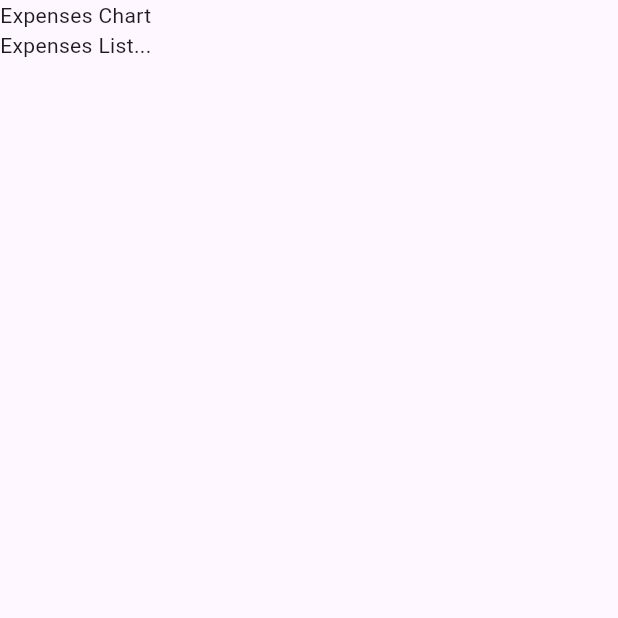
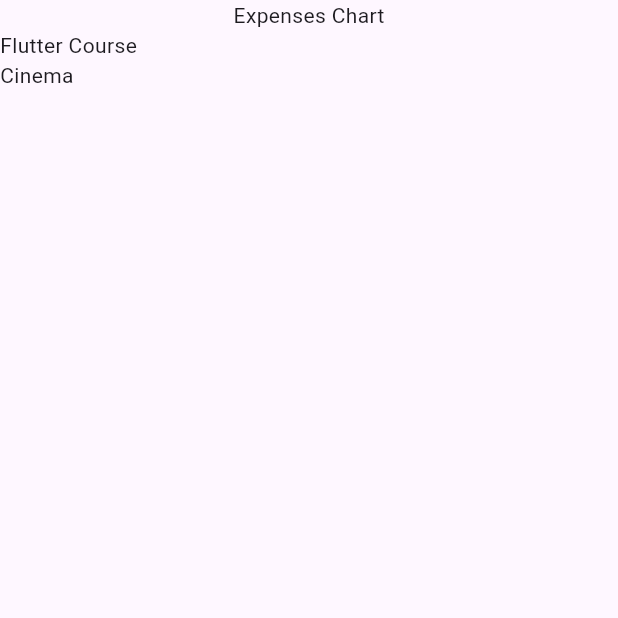
Before and after one commit to Md-Shoyab/Expense-tracker, a Flutter app: the screen it shows after launch, on a phone screen of 412 x 824 dp, the top half of it. Run offline on Flutter 3.47's test engine with Material 3 defaults, Android fonts, the phone set to English and light mode, and no system bars.

Commit message:
Added ExpensesList Class and Fixed Errors

```diff
--- a/lib/expenses.dart
+++ b/lib/expenses.dart
@@ -1,3 +1,4 @@
+import 'package:expense_trackers/expenses_list.dart';
 import 'package:expense_trackers/models/expense.dart';
 import 'package:flutter/material.dart';
 
@@ -25,12 +26,11 @@ class _ExpensesState extends State<Expenses> {
   ];
   @override
   Widget build(BuildContext context) {
-    return const Scaffold(
+    return Scaffold(
       body: Column(
-        mainAxisSize: MainAxisSize.max,
         children: [
-          Text('Expenses Chart'),
-          Text('Expenses List...'),
+          const Text('Expenses Chart'),
+          ExpensesList(expenses: _registeredExpenses),
         ],
       ),
     );
--- a/lib/expenses_list.dart
+++ b/lib/expenses_list.dart
@@ -2,12 +2,14 @@ import 'package:expense_trackers/models/expense.dart';
 import 'package:flutter/material.dart';
 
 class ExpensesList extends StatelessWidget {
-  const ExpensesList({super.key, required this.expenses});
+  const ExpensesList({Key? key, required this.expenses}) : super(key: key);
 
   final List<Expense> expenses;
+
   @override
   Widget build(BuildContext context) {
     return ListView.builder(
+      shrinkWrap: true,
       itemCount: expenses.length,
       itemBuilder: (ctx, index) => Text(expenses[index].title),
     );
```
